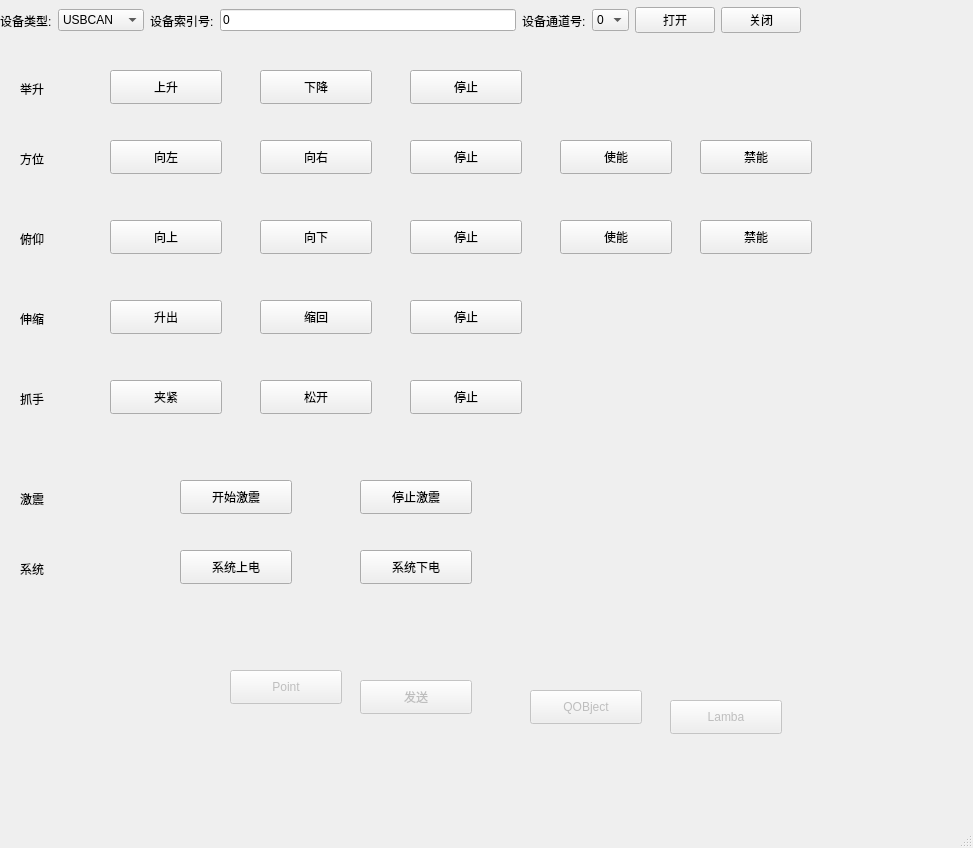
Old version of the form mainwindow.ui in the repository lisongbing/zlgcan.
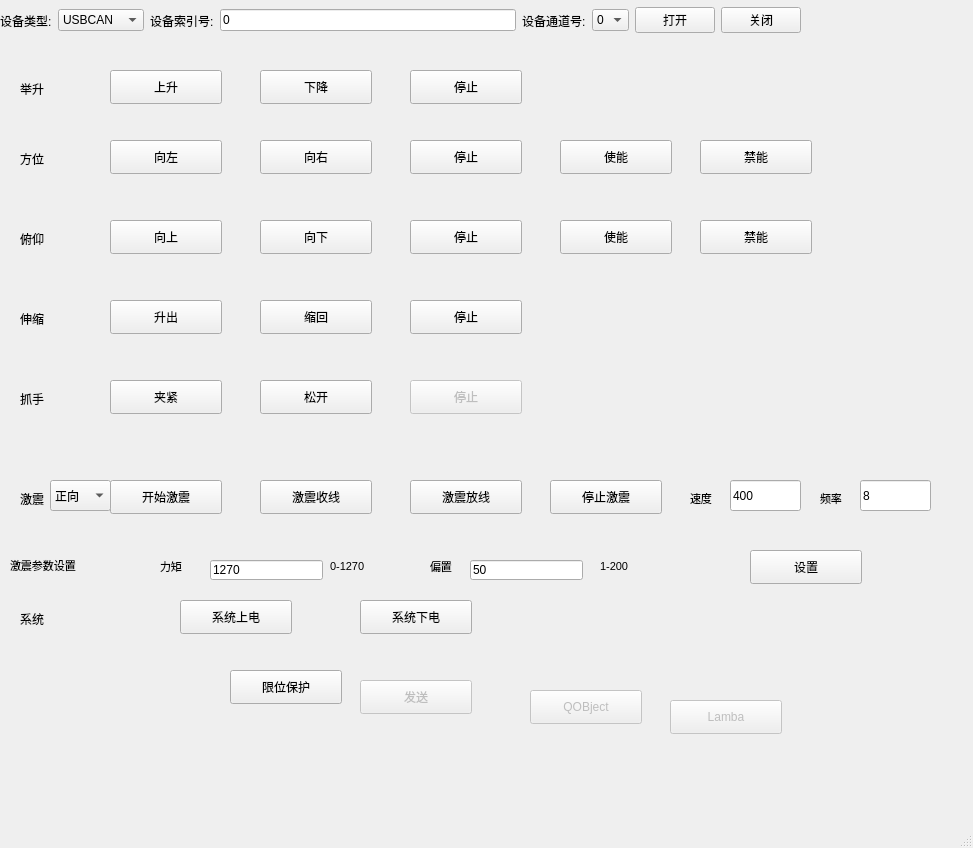
New version of the form.

Patch:
```diff
--- a/mainwindow.ui
+++ b/mainwindow.ui
@@ -64,7 +64,7 @@
    </widget>
    <widget class="QPushButton" name="point">
     <property name="enabled">
-     <bool>false</bool>
+     <bool>true</bool>
     </property>
     <property name="geometry">
      <rect>
@@ -75,7 +75,7 @@
      </rect>
     </property>
     <property name="text">
-     <string>Point</string>
+     <string>限位保护</string>
     </property>
    </widget>
    <widget class="QWidget" name="horizontalLayoutWidget">
@@ -343,6 +343,9 @@
     </property>
    </widget>
    <widget class="QPushButton" name="pushButton_16">
+    <property name="enabled">
+     <bool>false</bool>
+    </property>
     <property name="geometry">
      <rect>
       <x>410</x>
@@ -358,7 +361,7 @@
    <widget class="QPushButton" name="pushButton_17">
     <property name="geometry">
      <rect>
-      <x>180</x>
+      <x>110</x>
       <y>480</y>
       <width>112</width>
       <height>34</height>
@@ -371,7 +374,7 @@
    <widget class="QPushButton" name="pushButton_18">
     <property name="geometry">
      <rect>
-      <x>360</x>
+      <x>550</x>
       <y>480</y>
       <width>112</width>
       <height>34</height>
@@ -385,7 +388,7 @@
     <property name="geometry">
      <rect>
       <x>180</x>
-      <y>550</y>
+      <y>600</y>
       <width>112</width>
       <height>34</height>
      </rect>
@@ -398,7 +401,7 @@
     <property name="geometry">
      <rect>
       <x>360</x>
-      <y>550</y>
+      <y>600</y>
       <width>112</width>
       <height>34</height>
      </rect>
@@ -489,7 +492,7 @@
     <property name="geometry">
      <rect>
       <x>20</x>
-      <y>560</y>
+      <y>610</y>
       <width>81</width>
       <height>18</height>
      </rect>
@@ -550,6 +553,243 @@
      <string>禁能</string>
     </property>
    </widget>
+   <widget class="QPushButton" name="pushButton_25">
+    <property name="geometry">
+     <rect>
+      <x>260</x>
+      <y>480</y>
+      <width>112</width>
+      <height>34</height>
+     </rect>
+    </property>
+    <property name="text">
+     <string>激震收线</string>
+    </property>
+   </widget>
+   <widget class="QPushButton" name="pushButton_26">
+    <property name="geometry">
+     <rect>
+      <x>410</x>
+      <y>480</y>
+      <width>112</width>
+      <height>34</height>
+     </rect>
+    </property>
+    <property name="text">
+     <string>激震放线</string>
+    </property>
+   </widget>
+   <widget class="QComboBox" name="jizhen_direction">
+    <property name="geometry">
+     <rect>
+      <x>50</x>
+      <y>480</y>
+      <width>61</width>
+      <height>31</height>
+     </rect>
+    </property>
+    <item>
+     <property name="text">
+      <string>正向</string>
+     </property>
+    </item>
+    <item>
+     <property name="text">
+      <string>反向</string>
+     </property>
+    </item>
+   </widget>
+   <widget class="QLineEdit" name="lineEdit_2">
+    <property name="geometry">
+     <rect>
+      <x>730</x>
+      <y>480</y>
+      <width>71</width>
+      <height>31</height>
+     </rect>
+    </property>
+    <property name="text">
+     <string>400</string>
+    </property>
+   </widget>
+   <widget class="QLabel" name="label_11">
+    <property name="geometry">
+     <rect>
+      <x>690</x>
+      <y>490</y>
+      <width>31</width>
+      <height>16</height>
+     </rect>
+    </property>
+    <property name="font">
+     <font>
+      <pointsize>8</pointsize>
+     </font>
+    </property>
+    <property name="text">
+     <string>速度</string>
+    </property>
+   </widget>
+   <widget class="QLabel" name="label_12">
+    <property name="geometry">
+     <rect>
+      <x>820</x>
+      <y>490</y>
+      <width>31</width>
+      <height>16</height>
+     </rect>
+    </property>
+    <property name="font">
+     <font>
+      <pointsize>8</pointsize>
+     </font>
+    </property>
+    <property name="text">
+     <string>频率</string>
+    </property>
+   </widget>
+   <widget class="QLineEdit" name="lineEdit_3">
+    <property name="geometry">
+     <rect>
+      <x>860</x>
+      <y>480</y>
+      <width>71</width>
+      <height>31</height>
+     </rect>
+    </property>
+    <property name="text">
+     <string>8</string>
+    </property>
+   </widget>
+   <widget class="QLabel" name="label_13">
+    <property name="geometry">
+     <rect>
+      <x>10</x>
+      <y>550</y>
+      <width>101</width>
+      <height>31</height>
+     </rect>
+    </property>
+    <property name="font">
+     <font>
+      <pointsize>8</pointsize>
+     </font>
+    </property>
+    <property name="text">
+     <string>激震参数设置</string>
+    </property>
+   </widget>
+   <widget class="QLabel" name="label_14">
+    <property name="geometry">
+     <rect>
+      <x>160</x>
+      <y>551</y>
+      <width>41</width>
+      <height>31</height>
+     </rect>
+    </property>
+    <property name="font">
+     <font>
+      <pointsize>8</pointsize>
+     </font>
+    </property>
+    <property name="text">
+     <string>力矩</string>
+    </property>
+   </widget>
+   <widget class="QLabel" name="label_15">
+    <property name="geometry">
+     <rect>
+      <x>330</x>
+      <y>560</y>
+      <width>54</width>
+      <height>12</height>
+     </rect>
+    </property>
+    <property name="font">
+     <font>
+      <pointsize>8</pointsize>
+     </font>
+    </property>
+    <property name="text">
+     <string>0-1270</string>
+    </property>
+   </widget>
+   <widget class="QLineEdit" name="lineEdit_4">
+    <property name="geometry">
+     <rect>
+      <x>210</x>
+      <y>560</y>
+      <width>113</width>
+      <height>20</height>
+     </rect>
+    </property>
+    <property name="text">
+     <string>1270</string>
+    </property>
+   </widget>
+   <widget class="QLabel" name="label_16">
+    <property name="geometry">
+     <rect>
+      <x>430</x>
+      <y>551</y>
+      <width>41</width>
+      <height>31</height>
+     </rect>
+    </property>
+    <property name="font">
+     <font>
+      <pointsize>8</pointsize>
+     </font>
+    </property>
+    <property name="text">
+     <string>偏置</string>
+    </property>
+   </widget>
+   <widget class="QLineEdit" name="lineEdit_5">
+    <property name="geometry">
+     <rect>
+      <x>470</x>
+      <y>560</y>
+      <width>113</width>
+      <height>20</height>
+     </rect>
+    </property>
+    <property name="text">
+     <string>50</string>
+    </property>
+   </widget>
+   <widget class="QPushButton" name="pushButton_27">
+    <property name="geometry">
+     <rect>
+      <x>750</x>
+      <y>550</y>
+      <width>112</width>
+      <height>34</height>
+     </rect>
+    </property>
+    <property name="text">
+     <string>设置</string>
+    </property>
+   </widget>
+   <widget class="QLabel" name="label_17">
+    <property name="geometry">
+     <rect>
+      <x>600</x>
+      <y>560</y>
+      <width>54</width>
+      <height>12</height>
+     </rect>
+    </property>
+    <property name="font">
+     <font>
+      <pointsize>8</pointsize>
+     </font>
+    </property>
+    <property name="text">
+     <string>1-200</string>
+    </property>
+   </widget>
   </widget>
   <widget class="QMenuBar" name="menubar">
    <property name="geometry">
```
